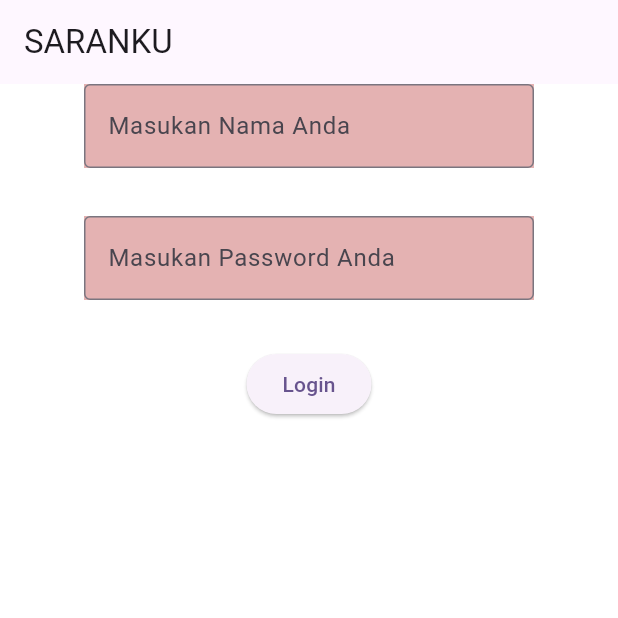
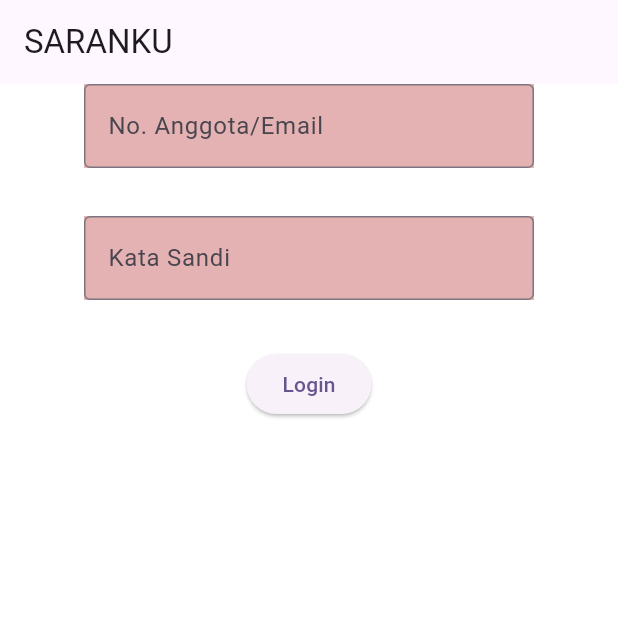
Before and after one commit to Schneider182/appSaranakuu, a Flutter app: the screen it shows after launch, on a phone screen of 412 x 824 dp, the top half of it. Run offline on Flutter 3.47's test engine with Material 3 defaults, Android fonts, the phone set to English and light mode, and no system bars.

Commit message:
Oct 8, 2026, 10:30 AM

```diff
--- a/lib/login.dart
+++ b/lib/login.dart
@@ -27,7 +27,7 @@ class _LoginPageState extends State<LoginPage> {
 
               child: TextField(
                 decoration: InputDecoration(
-                  hintText: "Masukan Nama Anda",
+                  hintText: "No. Anggota/Email",
                   border: OutlineInputBorder(),
                 ),
                 controller: inputNama,
@@ -46,7 +46,7 @@ class _LoginPageState extends State<LoginPage> {
 
               child: TextField(
                 decoration: InputDecoration(
-                  hintText: "Masukan Password Anda",
+                  hintText: "Kata Sandi",
                   border: OutlineInputBorder(),
                 ),
                 controller: inputPassword,
```
